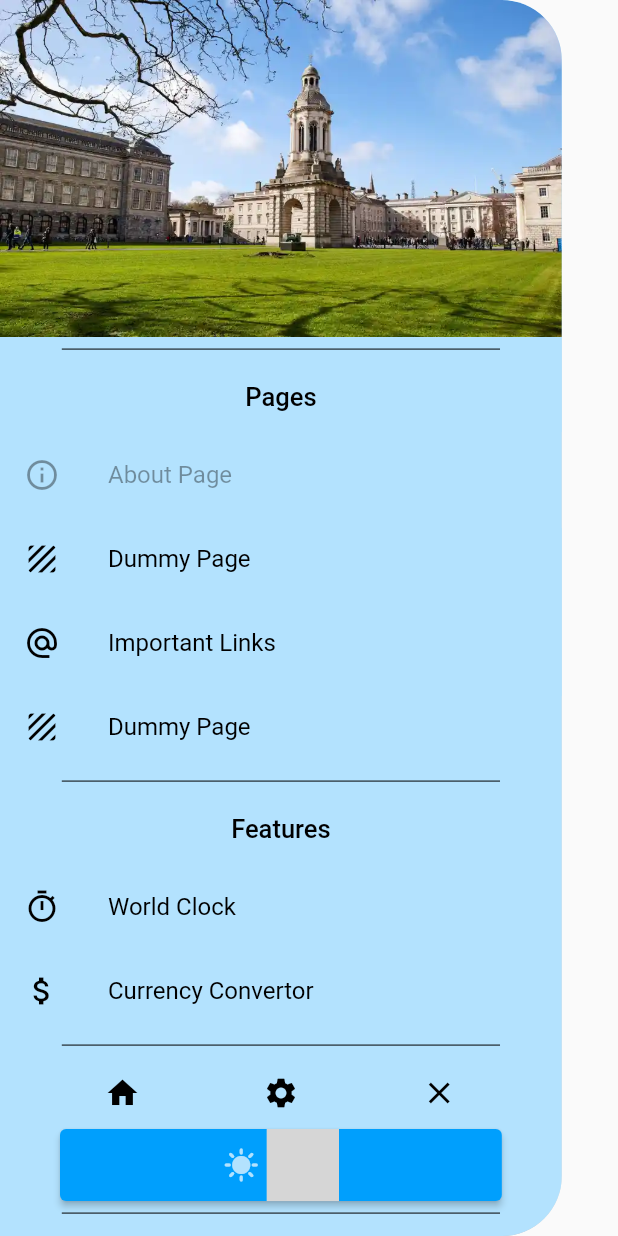
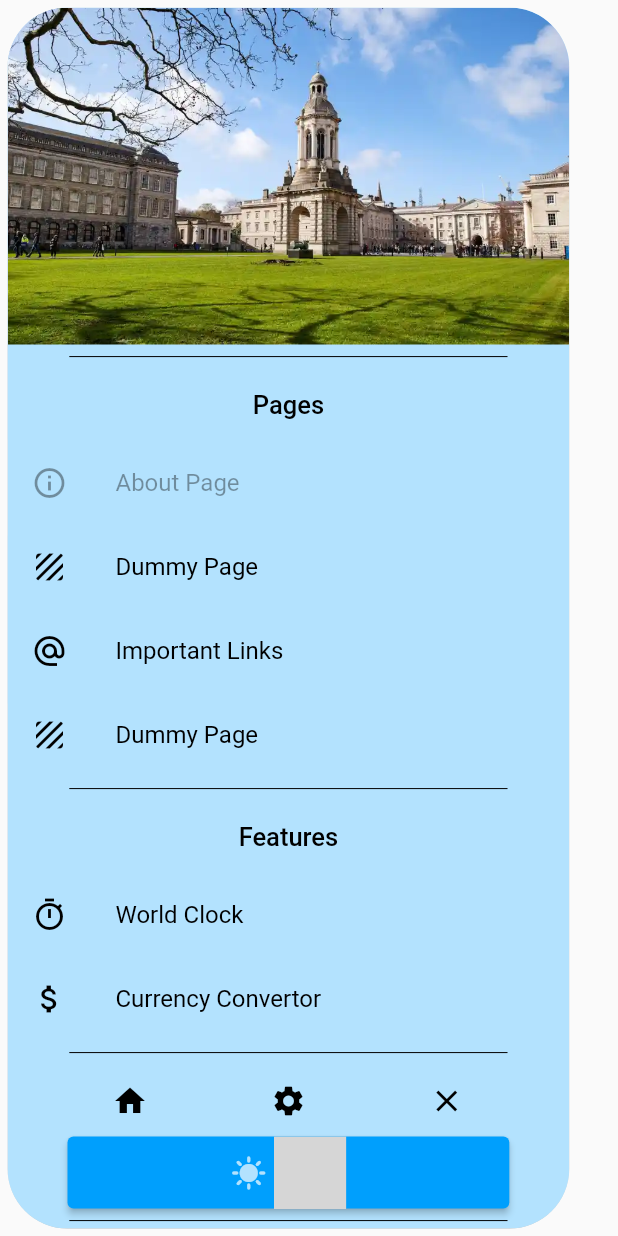
Before and after one commit to muditgarg48/candle_in_dark, a Flutter app: the MyDrawer widget shown alone on an empty page, opened directly, on a phone screen of 412 x 824 dp. Run offline on Flutter 3.47's test engine with Material 2 defaults, Android fonts, the phone set to English and light mode, and no system bars; our stand-ins replace analog_clock, banner_carousel, cached_network_image, concentric_transition, firebase_core, firebase_storage and 3 more; missing offline and left inert: currency_picker, curved_drawer_fork, expand_widget, frankfurter, quds_ui_kit; accounts and stored records are empty; network calls fail; grey boxes are pictures that could not be loaded.

Commit message:
Drawer UI revamp

```diff
--- a/lib/widgets/drawer.dart
+++ b/lib/widgets/drawer.dart
@@ -146,11 +146,10 @@ class _MyDrawerState extends State<MyDrawer> {
     if ((MediaQuery.of(context).size.width / 1.1) > 500) {
       drawerWidth = 500;
     }
-    return ClipRRect(
-      borderRadius: const BorderRadius.only(
-        topRight: Radius.circular(40),
-        bottomRight: Radius.circular(40),
-      ),
+    return Padding(
+      padding: const EdgeInsets.all(5),
+      child: ClipRRect(
+        borderRadius: const BorderRadius.all(Radius.circular(40)),
         child: Drawer(
           backgroundColor: themeBgColor(),
           elevation: 20,
@@ -172,6 +171,7 @@ class _MyDrawerState extends State<MyDrawer> {
             ],
           ),
         ),
+      ),
     );
   }
 }
```
Lines whose indentation alone changed are shown as unchanged.
